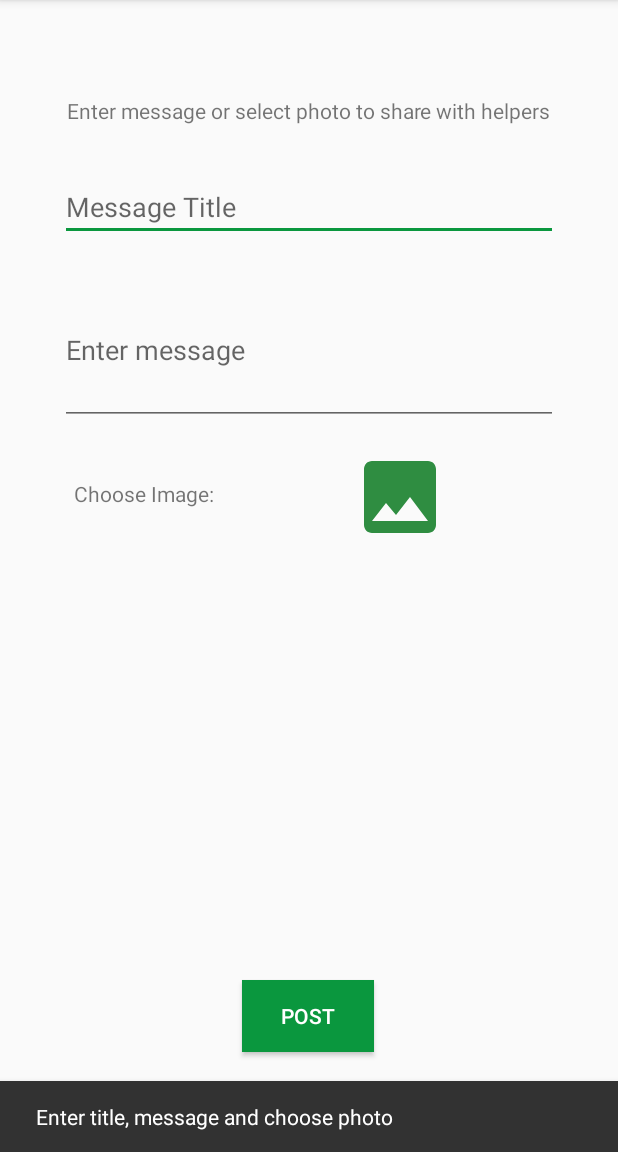
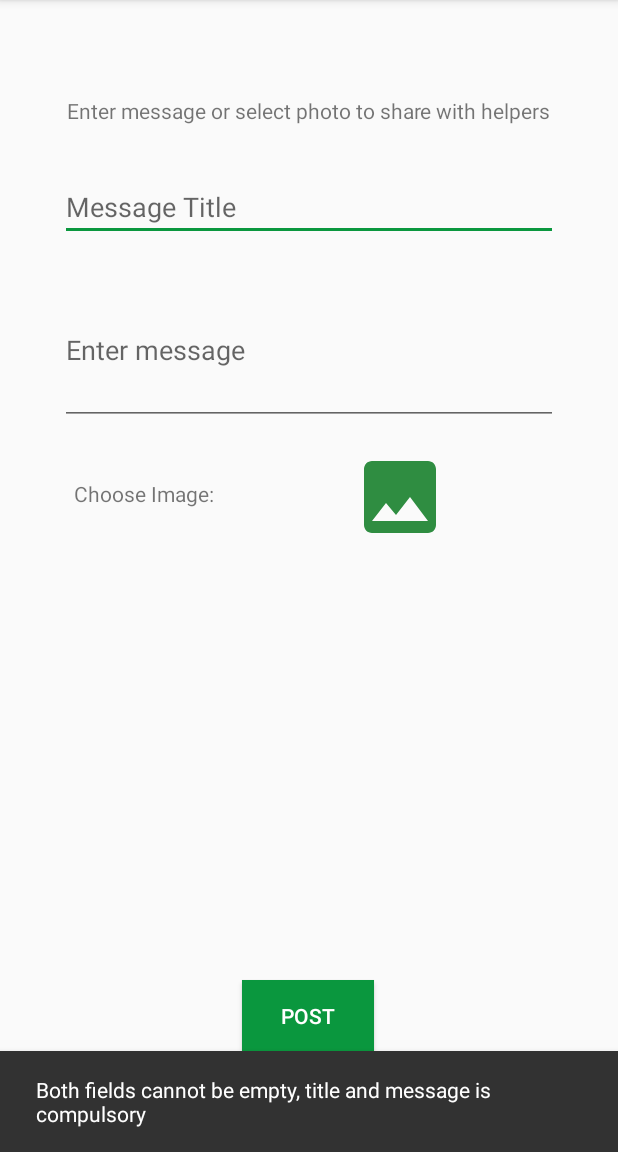
Before and after one commit to rohit267/covid-19-helper-admin, an Android app: the screen it shows after launch once a user with an empty profile is signed in (AdminActivity), after a tap on "POST", on a phone screen of 412 x 824 dp, the part 84-1236 px from its top. Run offline under Robolectric (Android 15) with nearby library versions, the phone set to English and light mode, and no system bars; our stand-ins replace Firebase (no records; nobody signed in at launch, a user with empty details on screens opened directly), RxJava; libraries missing offline, so code that uses them is left out: com.obsez.android, com.tbruyelle.rxpermissions2, dmax.dialog; 3 statements that could not run were skipped.

Commit message:
Added only title and message support

```diff
--- a/app/src/main/java/com/rohit/codv19admin/AdminActivity.java
+++ b/app/src/main/java/com/rohit/codv19admin/AdminActivity.java
@@ -127,7 +127,7 @@ public class AdminActivity extends AppCompatActivity {
     private void validateDesc() {
         desc=etDesc.getText().toString();
         title=etTitle.getText().toString();
-        if((desc!=null && desc.length()>0) && ( myBitmap!=null && myBitmap.getByteCount()>0) && title.length()> 0) {
+        if((desc!=null && desc.length()>0)  && title.length()> 0) {
             alertDialog.setMessage("Uploading...");
             alertDialog.show();
             if(myBitmap!=null){
@@ -138,7 +138,7 @@ public class AdminActivity extends AppCompatActivity {
             }
         }
         else{
-            Snackbar.make(contextView, "Enter title, message and choose photo", Snackbar.LENGTH_SHORT)
+            Snackbar.make(contextView, "Both fields cannot be empty, title and message is compulsory ", Snackbar.LENGTH_SHORT)
                     .show();
         }
     }
```
